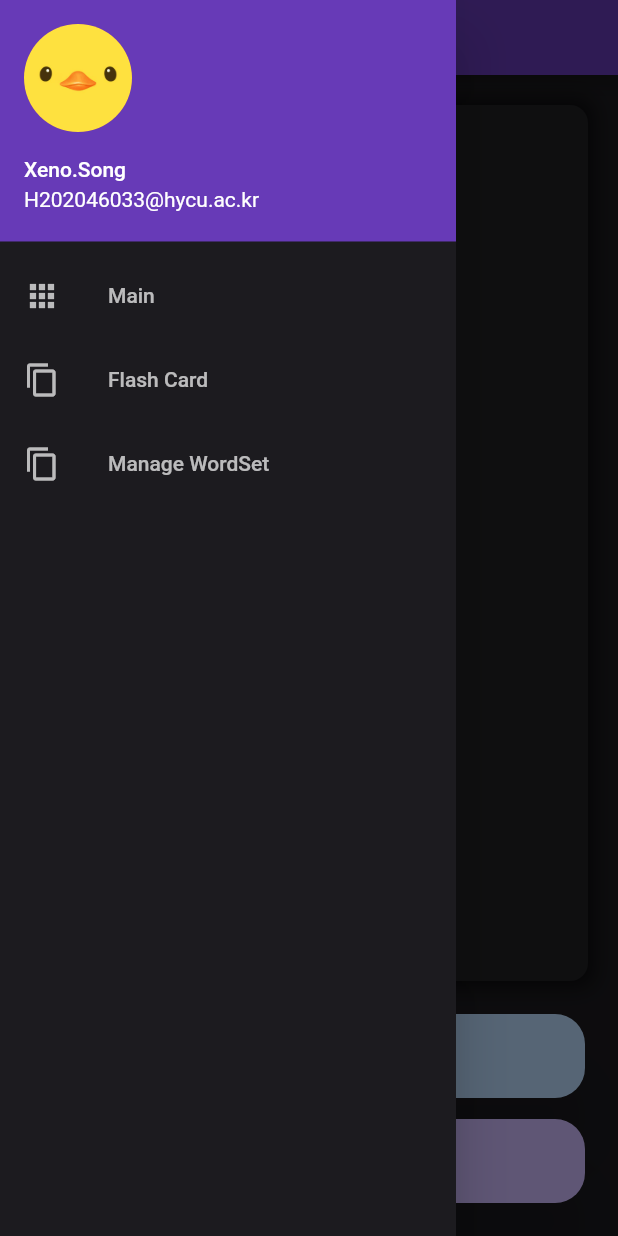
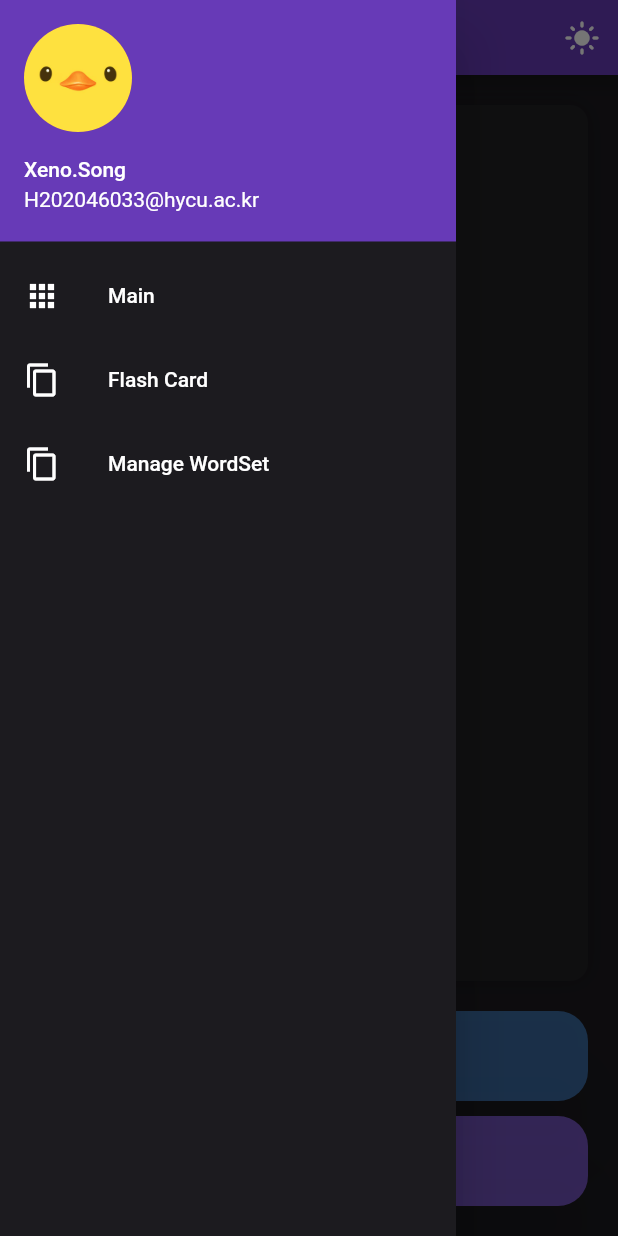
Before and after one commit to Xeno-Song/WordBook, a Flutter app: the screen it shows after launch, with the side drawer open, on a phone screen of 412 x 824 dp. Run offline on Flutter 3.47's test engine with Material 2 defaults, Android fonts, the phone set to English and light mode, and no system bars; our stand-ins replace flutter_card_swiper, flutter_spinkit, fluttertoast, sqflite_common, sqflite_common_ffi; missing offline and left inert: flutter_flip_card, window_manager; accounts and stored records are empty.

Commit message:
[ADD] Add dark mode and light mode toggle button and implements

```diff
--- a/lib/View/Main.dart
+++ b/lib/View/Main.dart
@@ -47,7 +47,21 @@ class _MainViewPageState extends State<MainView> {
   Widget build(BuildContext context) {
     return Scaffold(
       drawer: const ApplicationDrawer(),
-      appBar: CommonAppBar.build(),
+      appBar: CommonAppBar.build(
+        <Widget>[
+          IconButton(
+            icon: Icon(CommonColors.isDark ? Icons.dark_mode : Icons.light_mode),
+            onPressed: () {
+              // CommonColors.isDark = CommonColors.isDark == ThemeMode.light ? ThemeMode.dark : ThemeMode.light;
+
+              setState(() {
+                CommonColors.setTheme(!CommonColors.isDark);
+                print("isDark : ${CommonColors.isDark}");
+              });
+            },
+          )
+        ],
+      ),
       body: ConstrainedBox(
         constraints: const BoxConstraints(
           minHeight: 300,
@@ -93,8 +107,7 @@ class _MainViewPageState extends State<MainView> {
                           color: CommonColors.secondaryBackgroundColor,
                           boxShadow: [
                             BoxShadow(
-                              color: Colors.black45.withOpacity(0.55),
-                              spreadRadius: 5,
+                              color: Colors.black45.withOpacity(0.20),
                               blurRadius: 10,
                             ),
                           ],
@@ -121,7 +134,7 @@ class _MainViewPageState extends State<MainView> {
                                 labelWidth: 110,
                                 label: "등록된 단어",
                                 controller: registerWordsIndicatorController,
-                                labelStyle: const TextStyle(
+                                labelStyle: TextStyle(
                                   fontSize: 16,
                                   color: CommonColors.primaryForegroundColor,
                                 ),
@@ -130,7 +143,7 @@ class _MainViewPageState extends State<MainView> {
                                 labelWidth: 110,
                                 label: "미학습 단어",
                                 controller: unlearnedWordsIndicatorController,
-                                labelStyle: const TextStyle(
+                                labelStyle: TextStyle(
                                   fontSize: 16,
                                   color: CommonColors.primaryForegroundColor,
                                 ),
@@ -139,7 +152,7 @@ class _MainViewPageState extends State<MainView> {
                                 labelWidth: 110,
                                 label: "학습중인 단어",
                                 controller: learningWordsIndicatorController,
-                                labelStyle: const TextStyle(
+                                labelStyle: TextStyle(
                                   fontSize: 16,
                                   color: CommonColors.primaryForegroundColor,
                                 ),
@@ -148,7 +161,7 @@ class _MainViewPageState extends State<MainView> {
                                 labelWidth: 110,
                                 label: "장기 기억 단어",
                                 controller: longDurationWordsIndicatorController,
-                                labelStyle: const TextStyle(
+                                labelStyle: TextStyle(
                                   fontSize: 16,
                                   color: CommonColors.primaryForegroundColor,
                                 ),
@@ -167,31 +180,23 @@ class _MainViewPageState extends State<MainView> {
                         crossAxisAlignment: CrossAxisAlignment.stretch,
                         children: [
                           Expanded(
-                            child: Container(
-                              decoration: BoxDecoration(
-                                border: Border.all(
-                                  color: const Color.fromARGB(0x00, 0x00, 0xFF, 0x00),
-                                  width: 2,
-                                ),
-                              ),
                             child: TextButton(
                               style: FilledButton.styleFrom(
                                 shape: RoundedRectangleBorder(
                                   borderRadius: BorderRadius.circular(20),
                                 ),
-                                  backgroundColor: const Color.fromARGB(0xFF, 0xBC, 0xDC, 0xFF),
+                                backgroundColor: const Color.fromARGB(0x90, 0x4F, 0xA3, 0xFF),
                                 shadowColor: Colors.black45.withOpacity(0.55),
                                 elevation: 20,
                               ),
                               onPressed: () {
                                 Navigator.of(context).push(MaterialPageRoute(builder: (_) => const FlashcardView()));
                               },
-                                child: const Text(
+                              child: Text(
                                 "Flash Card",
                                 style: TextStyle(
                                   fontSize: 15,
-                                    color: CommonColors.primaryBackgroundColor,
-                                  ),
+                                  color: CommonColors.menuTextColor,
                                 ),
                               ),
                             ),
@@ -200,41 +205,23 @@ class _MainViewPageState extends State<MainView> {
                             height: 10,
                           ),
                           Expanded(
-                            child: Container(
-                              decoration: BoxDecoration(
-                                border: Border.all(
-                                  color: const Color.fromARGB(0x00, 0x00, 0xFF, 0x00),
-                                  width: 2,
-                                ),
-                              ),
                             child: TextButton(
                               style: FilledButton.styleFrom(
                                 shape: RoundedRectangleBorder(
                                   borderRadius: BorderRadius.circular(20),
                                 ),
-                                  backgroundColor: const Color.fromARGB(0xFF, 0xD0, 0xBC, 0xFF),
+                                backgroundColor: const Color.fromARGB(0xB0, 0x97, 0x69, 0xFF),
                                 shadowColor: Colors.black45.withOpacity(0.55),
                                 elevation: 20,
                               ),
-                                // style: ButtonStyle(
-                                //   shape: MaterialStateProperty.all<RoundedRectangleBorder>(
-                                //     RoundedRectangleBorder(
-                                //       borderRadius: BorderRadius.circular(20),
-                                //     ),
-                                //   ),
-                                //   backgroundColor: MaterialStateProperty.all<Color>(
-                                //     const Color.fromARGB(0xFF, 0xD0, 0xBC, 0xFF),
-                                //   ),
-                                // ),
                               onPressed: () {
                                 Navigator.of(context).push(MaterialPageRoute(builder: (_) => CardManageView()));
                               },
-                                child: const Text(
+                              child: Text(
                                 "Manage Words",
                                 style: TextStyle(
                                   fontSize: 15,
-                                    color: CommonColors.primaryBackgroundColor,
-                                  ),
+                                  color: CommonColors.menuTextColor,
                                 ),
                               ),
                             ),
--- a/lib/View/components/common/colors.dart
+++ b/lib/View/components/common/colors.dart
@@ -3,17 +3,58 @@ import 'dart:ui';
 import 'package:flutter/material.dart';
 
 class CommonColors {
-  static const Color primaryBackgroundColor = Color.fromARGB(0xFF, 0x1C, 0x1B, 0x1F);
-  static const Color secondaryBackgroundColor = Color.fromARGB(0xFF, 0x20, 0x20, 0x23);
+  static Color primaryBackgroundColor = const Color.fromARGB(0xFF, 0x1C, 0x1B, 0x1F);
+  static Color secondaryBackgroundColor = const Color.fromARGB(0xFF, 0x20, 0x20, 0x23);
+  static Color coloredBackgroundColor = const Color.fromARGB(0xFF, 0x66, 0x37, 0x89);
 
-  static const Color primaryActiveColor = Color.fromARGB(0xFF, 0x52, 0x37, 0x59);
+  static Color primaryActiveColor = const Color.fromARGB(0xFF, 0x52, 0x37, 0x59);
 
-  static const Color primaryForegroundColor = Color.fromARGB(0xFF, 0xF0, 0xEA, 0xF0);
-  static const Color secondaryForegroundColor = Color.fromARGB(0xFF, 0xc5, 0xc1, 0xc5);
+  static Color primaryForegroundColor = const Color.fromARGB(0xFF, 0xF0, 0xEA, 0xF0);
+  static Color secondaryForegroundColor = const Color.fromARGB(0xFF, 0xc5, 0xc1, 0xc5);
 
-  static const Color primaryThemeColor = Colors.deepPurple;
-  static const Color primaryThemeColorBrighter = Color.fromARGB(0xFF, 0xA5, 0x88, 0xF8);
+  static Color menuTextColor = Colors.white;
+  static Color primaryThemeColor = Colors.deepPurple;
+  static Color primaryThemeColorBrighter = const Color.fromARGB(0xFF, 0xA5, 0x88, 0xF8);
 
-  static const Color white80 = Color.fromRGBO(0xFF, 0xFF, 0xFF, 0.8);
-  static const Color white90 = Color.fromRGBO(0xFF, 0xFF, 0xFF, 0.9);
+  static Color white80 = const Color.fromRGBO(0xFF, 0xFF, 0xFF, 0.8);
+  static Color white90 = const Color.fromRGBO(0xFF, 0xFF, 0xFF, 0.9);
+
+  static Color colorCorrect = const Color.fromARGB(0xFF, 0x19, 0x51, 0x18);
+  static Color colorWrong = const Color.fromARGB(0xFF, 0x5C, 0x1C, 0x1D);
+
+  static bool isDark = false;
+
+  static void setTheme(bool isDark) {
+    CommonColors.isDark = isDark;
+
+    if (isDark) {
+      primaryBackgroundColor = const Color.fromARGB(0xFF, 0x1C, 0x1B, 0x1F);
+      secondaryBackgroundColor = const Color.fromARGB(0xFF, 0x20, 0x20, 0x23);
+      coloredBackgroundColor = const Color.fromARGB(0xFF, 0x4B, 0x29, 0x65);
+      primaryActiveColor = const Color.fromARGB(0xFF, 0x52, 0x37, 0x59);
+      primaryForegroundColor = const Color.fromARGB(0xFF, 0xF0, 0xEA, 0xF0);
+      secondaryForegroundColor = const Color.fromARGB(0xFF, 0xc5, 0xc1, 0xc5);
+      menuTextColor = Colors.white;
+      primaryThemeColor = Colors.deepPurple;
+      primaryThemeColorBrighter = const Color.fromARGB(0xFF, 0xA5, 0x88, 0xF8);
+      white80 = const Color.fromRGBO(0xFF, 0xFF, 0xFF, 0.8);
+      white90 = const Color.fromRGBO(0xFF, 0xFF, 0xFF, 0.9);
+      colorCorrect = const Color.fromARGB(0xFF, 0x19, 0x51, 0x18);
+      colorWrong = const Color.fromARGB(0xFF, 0x5C, 0x1C, 0x1D);
+    } else {
+      primaryBackgroundColor = const Color.fromARGB(0xFF, 0xFC, 0xFB, 0xFF);
+      secondaryBackgroundColor = const Color.fromARGB(0xFF, 0xD6, 0xC8, 0xEE);
+      coloredBackgroundColor = const Color.fromARGB(0xFF, 0xCA, 0xAF, 0xDF);
+      primaryActiveColor = const Color.fromARGB(0xFF, 0x52, 0x37, 0x59);
+      primaryForegroundColor = const Color.fromARGB(0xFF, 0x10, 0x1A, 0x10);
+      secondaryForegroundColor = const Color.fromARGB(0xFF, 0x7F, 0x24, 0xEE);
+      menuTextColor = const Color.fromARGB(0xFF, 0x10, 0x1A, 0x10);
+      primaryThemeColor = Colors.deepPurple;
+      primaryThemeColorBrighter = const Color.fromARGB(0xFF, 0xA5, 0x88, 0xF8);
+      white80 = const Color.fromRGBO(0xFF, 0xFF, 0xFF, 0.8);
+      white90 = const Color.fromRGBO(0xFF, 0xFF, 0xFF, 0.9);
+      colorCorrect = const Color.fromARGB(0xFF, 0x97, 0xFF, 0x95);
+      colorWrong = const Color.fromARGB(0xFF, 0xFF, 0x98, 0x9A);
+    }
+  }
 }
--- a/lib/View/components/common/drawer.dart
+++ b/lib/View/components/common/drawer.dart
@@ -23,12 +23,12 @@ class ApplicationDrawer extends StatelessWidget {
             currentAccountPicture: CircleAvatar(backgroundImage: AssetImage('assets/image/icon.jpg')),
           ),
           ListTile(
-            leading: const Icon(
+            leading: Icon(
               Icons.apps,
-              color: Colors.white70,
+              color: CommonColors.menuTextColor,
             ),
             title: const Text('Main'),
-            textColor: Colors.white70,
+            textColor: CommonColors.menuTextColor,
             style: ListTileStyle.drawer,
             onTap: () {
               _closeDrawer(context);
@@ -36,24 +36,24 @@ class ApplicationDrawer extends StatelessWidget {
             },
           ),
           ListTile(
-            leading: const Icon(
+            leading: Icon(
               Icons.copy,
-              color: Colors.white70,
+              color: CommonColors.menuTextColor,
             ),
             title: const Text('Flash Card'),
-            textColor: Colors.white70,
+            textColor: CommonColors.menuTextColor,
             onTap: () {
               _closeDrawer(context);
               Navigator.of(context).push(MaterialPageRoute(builder: (_) => FlashcardView()));
             },
           ),
           ListTile(
-            leading: const Icon(
+            leading: Icon(
               Icons.copy,
-              color: Colors.white70,
+              color: CommonColors.menuTextColor,
             ),
             title: const Text('Manage WordSet'),
-            textColor: Colors.white70,
+            textColor: CommonColors.menuTextColor,
             onTap: () {
               _closeDrawer(context);
               Navigator.of(context).push(MaterialPageRoute(builder: (_) => CardManageView()));
```
Also changed, not shown: lib/View/card_manage.dart (+20 -10 lines), lib/View/flashcard.dart (+14 -14 lines), lib/View/word_add.dart (+14 -9 lines). Lines whose indentation alone changed are shown as unchanged.
